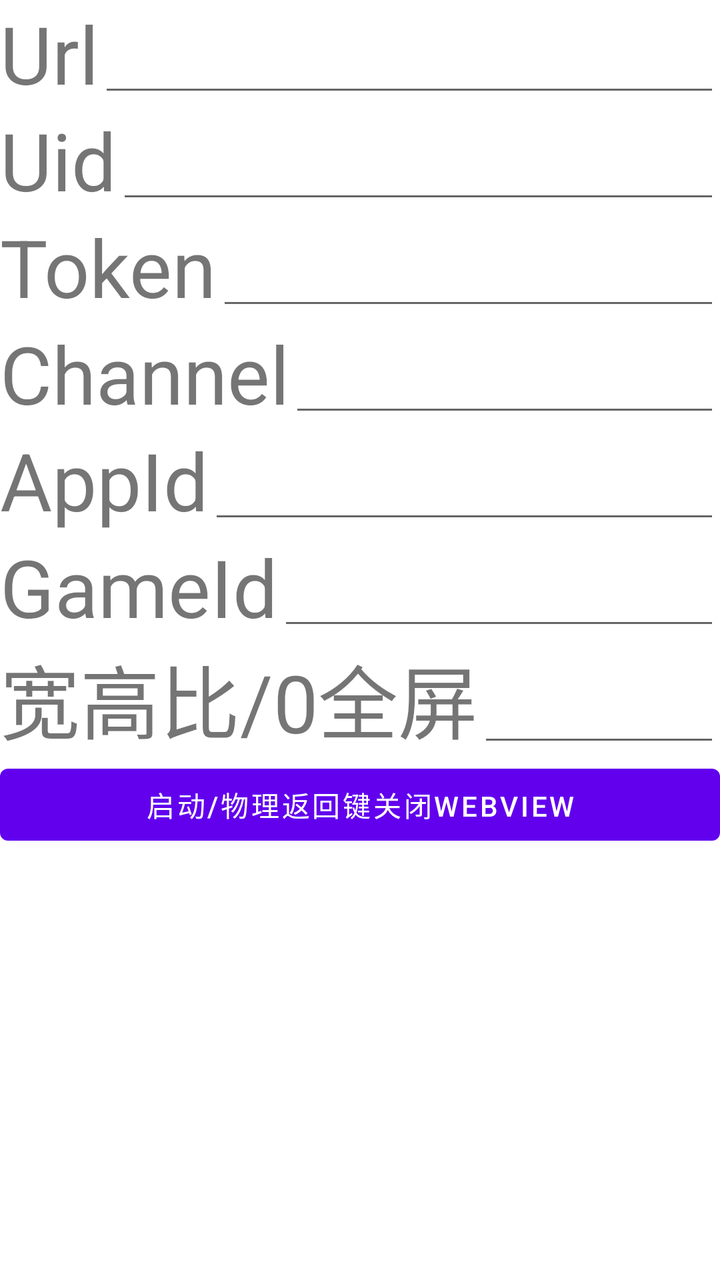
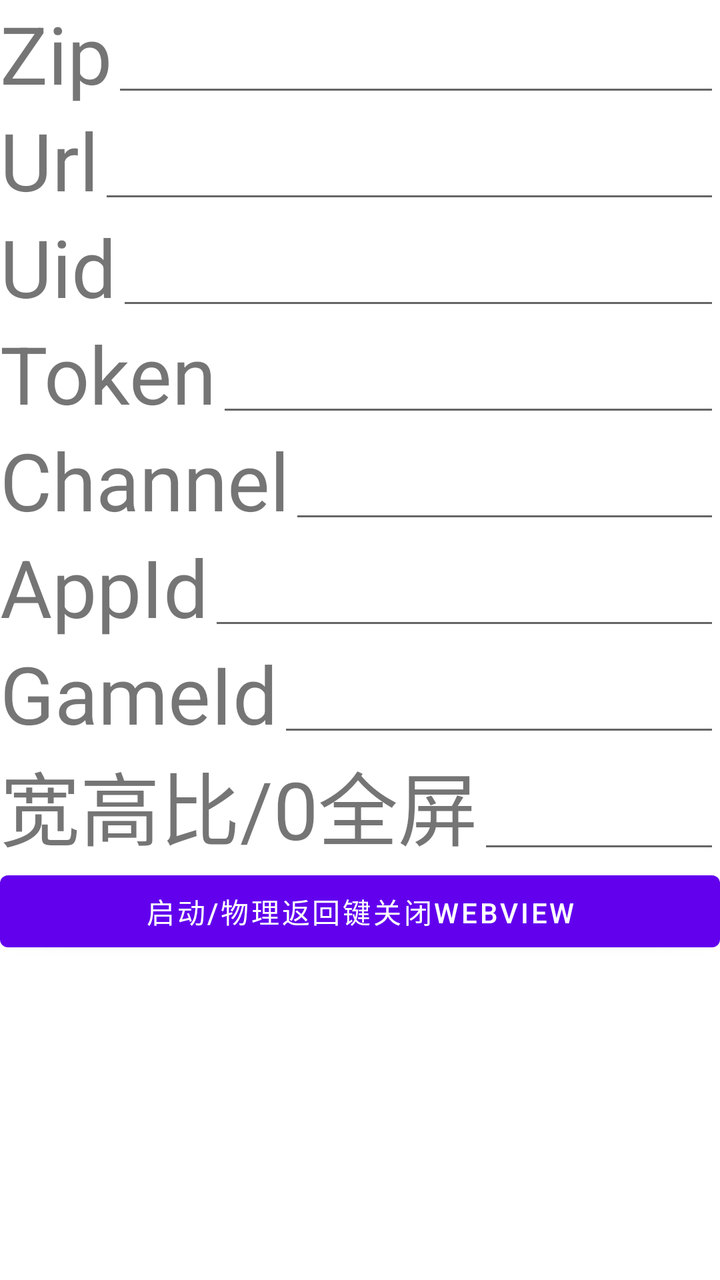

Two renders of the same Android screen: before a commit and after it. Below are the layout's source before the change and the commit's diff.
<!-- AndroidManifest.xml: application theme Theme.MyApplication -->
<!-- res/layout/main.xml -->
<?xml version="1.0" encoding="utf-8"?>
<FrameLayout xmlns:android="http://schemas.android.com/apk/res/android"
    android:layout_width="match_parent"
    android:layout_height="match_parent">

    <LinearLayout
        android:layout_width="match_parent"
        android:layout_height="match_parent"
        android:orientation="vertical">

        <LinearLayout
            android:layout_width="match_parent"
            android:layout_height="wrap_content">

            <TextView
                android:layout_width="wrap_content"
                android:layout_height="wrap_content"
                android:layout_gravity="center"
                android:textSize="40sp"
                android:text="@string/url" />

            <EditText
                android:id="@+id/url"
                android:layout_width="match_parent"
                android:layout_height="match_parent"
                android:layout_gravity="bottom"
                android:autofillHints=""
                android:inputType="text" />

        </LinearLayout>

        <LinearLayout
            android:layout_width="match_parent"
            android:layout_height="wrap_content">

            <TextView
                android:layout_width="wrap_content"
                android:layout_height="wrap_content"
                android:layout_gravity="center"
                android:textSize="40sp"
                android:text="@string/uid" />

            <EditText
                android:id="@+id/uid"
                android:layout_width="match_parent"
                android:layout_height="match_parent"
                android:layout_gravity="bottom"
                android:autofillHints=""
                android:inputType="text" />

        </LinearLayout>

        <LinearLayout
            android:layout_width="match_parent"
            android:layout_height="wrap_content">

            <TextView
                android:layout_width="wrap_content"
                android:layout_height="wrap_content"
                android:layout_gravity="center"
                android:textSize="40sp"
                android:text="@string/token" />

            <EditText
                android:id="@+id/token"
                android:layout_width="match_parent"
                android:layout_height="match_parent"
                android:layout_gravity="bottom"
                android:autofillHints=""
                android:inputType="text" />

        </LinearLayout>

        <LinearLayout
            android:layout_width="match_parent"
            android:layout_height="wrap_content">

            <TextView
                android:layout_width="wrap_content"
                android:layout_height="wrap_content"
                android:layout_gravity="center"
                android:textSize="40sp"
                android:text="@string/channel" />

            <EditText
                android:id="@+id/channel"
                android:layout_width="match_parent"
                android:layout_height="match_parent"
                android:layout_gravity="bottom"
                android:autofillHints=""
                android:inputType="text" />

        </LinearLayout>
        <LinearLayout
            android:layout_width="match_parent"
            android:layout_height="wrap_content">

            <TextView
                android:layout_width="wrap_content"
                android:layout_height="wrap_content"
                android:layout_gravity="center"
                android:textSize="40sp"
                android:text="@string/appId" />

            <EditText
                android:id="@+id/appId"
                android:layout_width="match_parent"
                android:layout_height="match_parent"
                android:layout_gravity="bottom"
                android:autofillHints=""
                android:inputType="text" />

        </LinearLayout>

        <LinearLayout
            android:layout_width="match_parent"
            android:layout_height="wrap_content">

            <TextView
                android:layout_width="wrap_content"
                android:layout_height="wrap_content"
                android:layout_gravity="center"
                android:textSize="40sp"
                android:text="@string/gameid" />

            <EditText
                android:id="@+id/gameid"
                android:layout_width="match_parent"
                android:layout_height="match_parent"
                android:layout_gravity="bottom"
                android:autofillHints=""
                android:inputType="text" />

        </LinearLayout>

        <LinearLayout
            android:layout_width="match_parent"
            android:layout_height="wrap_content">

            <TextView
                android:layout_width="wrap_content"
                android:layout_height="wrap_content"
                android:layout_gravity="center"
                android:textSize="40sp"
                android:text="@string/aspectRatio" />

            <EditText
                android:id="@+id/ratio"
                android:layout_width="match_parent"
                android:layout_height="match_parent"
                android:layout_gravity="bottom"
                android:autofillHints=""
                android:inputType="text" />

        </LinearLayout>

        <Button
            android:id="@+id/btn"
            android:layout_width="match_parent"
            android:layout_height="wrap_content"
            android:text="@string/start"
            />

    </LinearLayout>


    <WebView
        android:id="@+id/web"
        android:layout_width="match_parent"
        android:layout_height="300dp"
        android:visibility="invisible"
        android:layout_gravity="bottom"/>
</FrameLayout>
<!-- resources referenced by this layout -->
<resources>
  <string name="appId">AppId</string>
  <string name="aspectRatio">宽高比/0全屏</string>
  <string name="channel">Channel</string>
  <string name="gameid">GameId</string>
  <string name="start">启动/物理返回键关闭webview</string>
  <string name="token">Token</string>
  <string name="uid">Uid</string>
  <string name="url">Url</string>
  <style name="Theme.MyApplication" parent="Theme.MaterialComponents.DayNight.DarkActionBar">
          
          <item name="colorPrimary">@color/purple_500</item>
          <item name="colorPrimaryVariant">@color/purple_700</item>
          <item name="colorOnPrimary">@color/white</item>
          
          <item name="colorSecondary">@color/teal_200</item>
          <item name="colorSecondaryVariant">@color/teal_700</item>
          <item name="colorOnSecondary">@color/black</item>
          
          <item name="android:statusBarColor" tools:targetApi="l">?attr/colorPrimaryVariant</item>
          
      </style>
  <color name="purple_500">#FF6200EE</color>
  <color name="purple_700">#FF3700B3</color>
  <color name="white">#FFFFFFFF</color>
  <color name="teal_200">#FF03DAC5</color>
  <color name="teal_700">#FF018786</color>
  <color name="black">#FF000000</color>
</resources>

<!-- the commit's change to res/layout/main.xml (unified diff, before → after) -->
@@ -7,6 +7,27 @@
         android:layout_width="match_parent"
         android:layout_height="match_parent"
         android:orientation="vertical">
+
+        <LinearLayout
+            android:layout_width="match_parent"
+            android:layout_height="wrap_content">
+
+            <TextView
+                android:layout_width="wrap_content"
+                android:layout_height="wrap_content"
+                android:layout_gravity="center"
+                android:textSize="40sp"
+                android:text="@string/zip" />
+
+            <EditText
+                android:id="@+id/zip"
+                android:layout_width="match_parent"
+                android:layout_height="match_parent"
+                android:layout_gravity="bottom"
+                android:autofillHints=""
+                android:inputType="text" />
+
+        </LinearLayout>
 
         <LinearLayout
             android:layout_width="match_parent"
<!-- resource entries referenced after the edit -->
@@ -8,6 +8,7 @@
   <string name="token">Token</string>
   <string name="uid">Uid</string>
   <string name="url">Url</string>
+  <string name="zip">Zip</string>
   <style name="Theme.MyApplication" parent="Theme.MaterialComponents.DayNight.DarkActionBar">
           
           <item name="colorPrimary">@color/purple_500</item>
